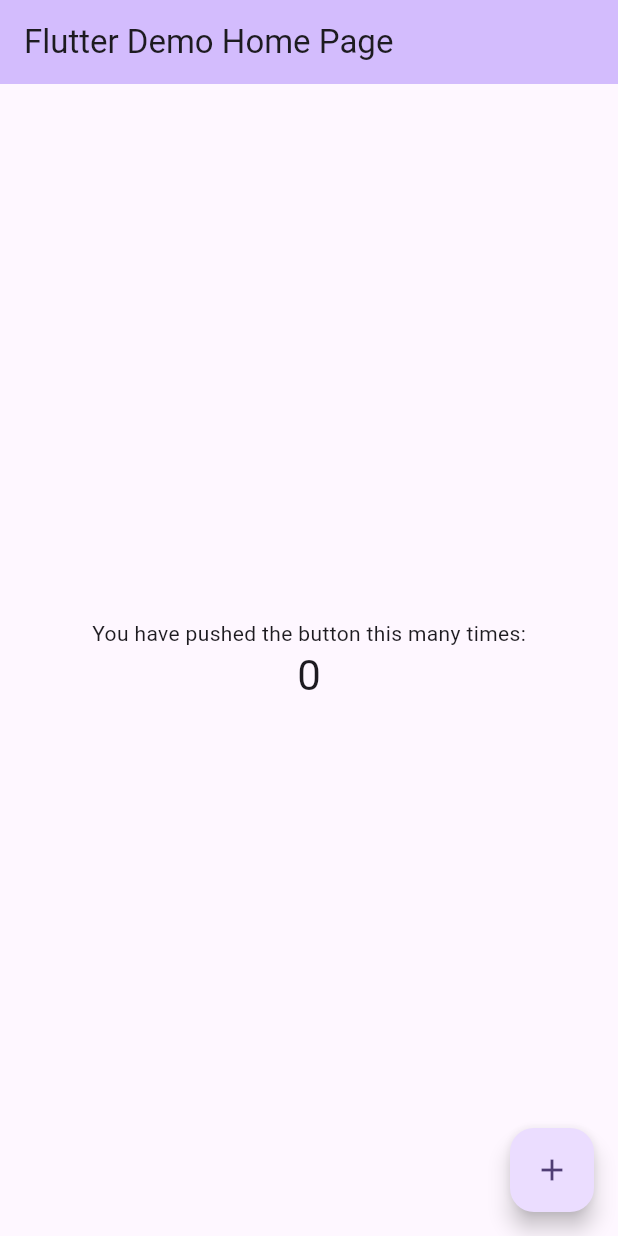
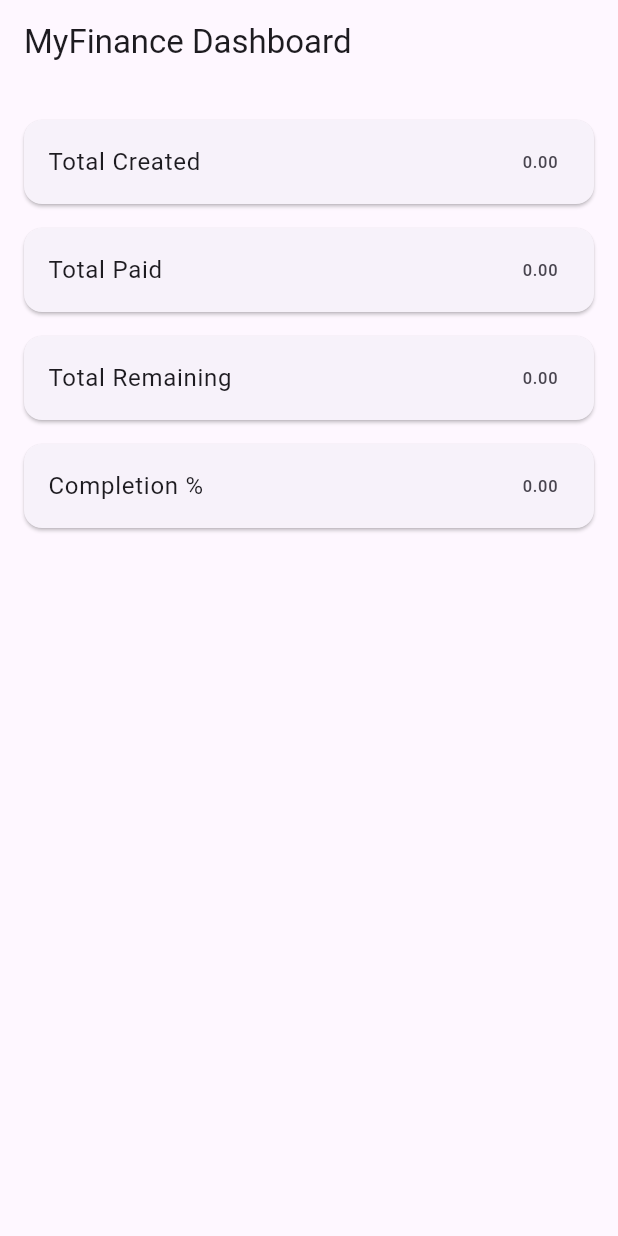
Before and after one commit to Samarth229/MyFinance, a Flutter app: the screen it shows after launch, on a phone screen of 412 x 824 dp. Run offline on Flutter 3.47's test engine with Material 3 defaults, Android fonts, the phone set to English and light mode, and no system bars; our stand-ins replace sqflite, sqflite_common_ffi; accounts and stored records are empty.

Commit message:
Added dashboard UI using analytics service

```diff
--- a/lib/core/database/database_helper.dart
+++ b/lib/core/database/database_helper.dart
@@ -1,6 +1,8 @@
 import 'dart:async';
 import 'package:path/path.dart';
 import 'package:sqflite/sqflite.dart';
+import 'dart:io';
+import 'package:sqflite_common_ffi/sqflite_ffi.dart';
 
 class DatabaseHelper {
   static final DatabaseHelper _instance = DatabaseHelper._internal();
@@ -19,6 +21,11 @@ class DatabaseHelper {
   Future<Database> _initDatabase() async {
     final dbPath = await getDatabasesPath();
     final path = join(dbPath, 'myfinance.db');
+    if (Platform.isWindows || Platform.isLinux || Platform.isMacOS) {
+      sqfliteFfiInit();
+      databaseFactory = databaseFactoryFfi;
+    }
+
 
     return await openDatabase(
       path,
--- a/lib/main.dart
+++ b/lib/main.dart
@@ -1,122 +1,29 @@
 import 'package:flutter/material.dart';
+import 'package:sqflite_common_ffi/sqflite_ffi.dart';
+import 'package:flutter/foundation.dart';
+
+import 'ui/screens/dashboard_screen.dart';
 
 void main() {
-  runApp(const MyApp());
+  if (!kIsWeb) {
+    sqfliteFfiInit();
+    databaseFactory = databaseFactoryFfi;
+  }
+
+  runApp(const MyFinanceApp());
 }
+class MyFinanceApp extends StatelessWidget {
+  const MyFinanceApp({super.key});
 
-class MyApp extends StatelessWidget {
-  const MyApp({super.key});
-
-  // This widget is the root of your application.
   @override
   Widget build(BuildContext context) {
     return MaterialApp(
-      title: 'Flutter Demo',
+      title: 'MyFinance',
+      debugShowCheckedModeBanner: false,
       theme: ThemeData(
-        // This is the theme of your application.
-        //
-        // TRY THIS: Try running your application with "flutter run". You'll see
-        // the application has a purple toolbar. Then, without quitting the app,
-        // try changing the seedColor in the colorScheme below to Colors.green
-        // and then invoke "hot reload" (save your changes or press the "hot
-        // reload" button in a Flutter-supported IDE, or press "r" if you used
-        // the command line to start the app).
-        //
-        // Notice that the counter didn't reset back to zero; the application
-        // state is not lost during the reload. To reset the state, use hot
-        // restart instead.
-        //
-        // This works for code too, not just values: Most code changes can be
-        // tested with just a hot reload.
-        colorScheme: .fromSeed(seedColor: Colors.deepPurple),
+        primarySwatch: Colors.indigo,
       ),
-      home: const MyHomePage(title: 'Flutter Demo Home Page'),
+      home: const DashboardScreen(),
     );
   }
 }
-
-class MyHomePage extends StatefulWidget {
-  const MyHomePage({super.key, required this.title});
-
-  // This widget is the home page of your application. It is stateful, meaning
-  // that it has a State object (defined below) that contains fields that affect
-  // how it looks.
-
-  // This class is the configuration for the state. It holds the values (in this
-  // case the title) provided by the parent (in this case the App widget) and
-  // used by the build method of the State. Fields in a Widget subclass are
-  // always marked "final".
-
-  final String title;
-
-  @override
-  State<MyHomePage> createState() => _MyHomePageState();
-}
-
-class _MyHomePageState extends State<MyHomePage> {
-  int _counter = 0;
-
-  void _incrementCounter() {
-    setState(() {
-      // This call to setState tells the Flutter framework that something has
-      // changed in this State, which causes it to rerun the build method below
-      // so that the display can reflect the updated values. If we changed
-      // _counter without calling setState(), then the build method would not be
-      // called again, and so nothing would appear to happen.
-      _counter++;
-    });
-  }
-
-  @override
-  Widget build(BuildContext context) {
-    // This method is rerun every time setState is called, for instance as done
-    // by the _incrementCounter method above.
-    //
-    // The Flutter framework has been optimized to make rerunning build methods
-    // fast, so that you can just rebuild anything that needs updating rather
-    // than having to individually change instances of widgets.
-    return Scaffold(
-      appBar: AppBar(
-        // TRY THIS: Try changing the color here to a specific color (to
-        // Colors.amber, perhaps?) and trigger a hot reload to see the AppBar
-        // change color while the other colors stay the same.
-        backgroundColor: Theme.of(context).colorScheme.inversePrimary,
-        // Here we take the value from the MyHomePage object that was created by
-        // the App.build method, and use it to set our appbar title.
-        title: Text(widget.title),
-      ),
-      body: Center(
-        // Center is a layout widget. It takes a single child and positions it
-        // in the middle of the parent.
-        child: Column(
-          // Column is also a layout widget. It takes a list of children and
-          // arranges them vertically. By default, it sizes itself to fit its
-          // children horizontally, and tries to be as tall as its parent.
-          //
-          // Column has various properties to control how it sizes itself and
-          // how it positions its children. Here we use mainAxisAlignment to
-          // center the children vertically; the main axis here is the vertical
-          // axis because Columns are vertical (the cross axis would be
-          // horizontal).
-          //
-          // TRY THIS: Invoke "debug painting" (choose the "Toggle Debug Paint"
-          // action in the IDE, or press "p" in the console), to see the
-          // wireframe for each widget.
-          mainAxisAlignment: .center,
-          children: [
-            const Text('You have pushed the button this many times:'),
-            Text(
-              '$_counter',
-              style: Theme.of(context).textTheme.headlineMedium,
-            ),
-          ],
-        ),
-      ),
-      floatingActionButton: FloatingActionButton(
-        onPressed: _incrementCounter,
-        tooltip: 'Increment',
-        child: const Icon(Icons.add),
-      ),
-    );
-  }
-}
--- /dev/null
+++ b/lib/ui/screens/dashboard_screen.dart
@@ -0,0 +1,90 @@
+import 'package:flutter/material.dart';
+import 'package:myfinance/core/analytics/analytics_service.dart';
+
+class DashboardScreen extends StatefulWidget {
+  const DashboardScreen({super.key});
+
+  @override
+  State<DashboardScreen> createState() => _DashboardScreenState();
+}
+
+class _DashboardScreenState extends State<DashboardScreen> {
+  final AnalyticsService _analyticsService = AnalyticsService();
+
+  double totalCreated = 0;
+  double totalPaid = 0;
+  double totalRemaining = 0;
+  double completionRate = 0;
+
+  bool isLoading = true;
+  String? error;
+
+  @override
+  void initState() {
+    super.initState();
+    _loadAnalytics();
+  }
+
+  Future<void> _loadAnalytics() async {
+    try {
+      final data = await _analyticsService.getFinancialSummary();
+      setState(() {
+        totalCreated = data.totalCreated;
+        totalPaid = data.totalPaid;
+        totalRemaining = data.totalRemaining;
+        completionRate = data.completionRate;
+        isLoading = false;
+      });
+    } catch (e) {
+      setState(() {
+        totalCreated = 10000;
+        totalPaid = 4000;
+        totalRemaining = 6000;
+        completionRate = 40;
+        isLoading = false;
+      });
+    }
+  }
+
+  @override
+  Widget build(BuildContext context) {
+    if (isLoading) {
+      return const Scaffold(
+        body: Center(child: CircularProgressIndicator()),
+      );
+    }
+
+    if (error != null) {
+      return Scaffold(
+        body: Center(child: Text("Error: $error")),
+      );
+    }
+
+    return Scaffold(
+      appBar: AppBar(
+        title: const Text("MyFinance Dashboard"),
+      ),
+      body: Padding(
+        padding: const EdgeInsets.all(16),
+        child: Column(
+          children: [
+            _buildCard("Total Created", totalCreated),
+            _buildCard("Total Paid", totalPaid),
+            _buildCard("Total Remaining", totalRemaining),
+            _buildCard("Completion %", completionRate),
+          ],
+        ),
+      ),
+    );
+  }
+
+  Widget _buildCard(String title, double value) {
+    return Card(
+      margin: const EdgeInsets.symmetric(vertical: 8),
+      child: ListTile(
+        title: Text(title),
+        trailing: Text(value.toStringAsFixed(2)),
+      ),
+    );
+  }
+}
```
Also changed, not shown: pubspec.yaml (+3 -5 lines), pubspec.lock.
